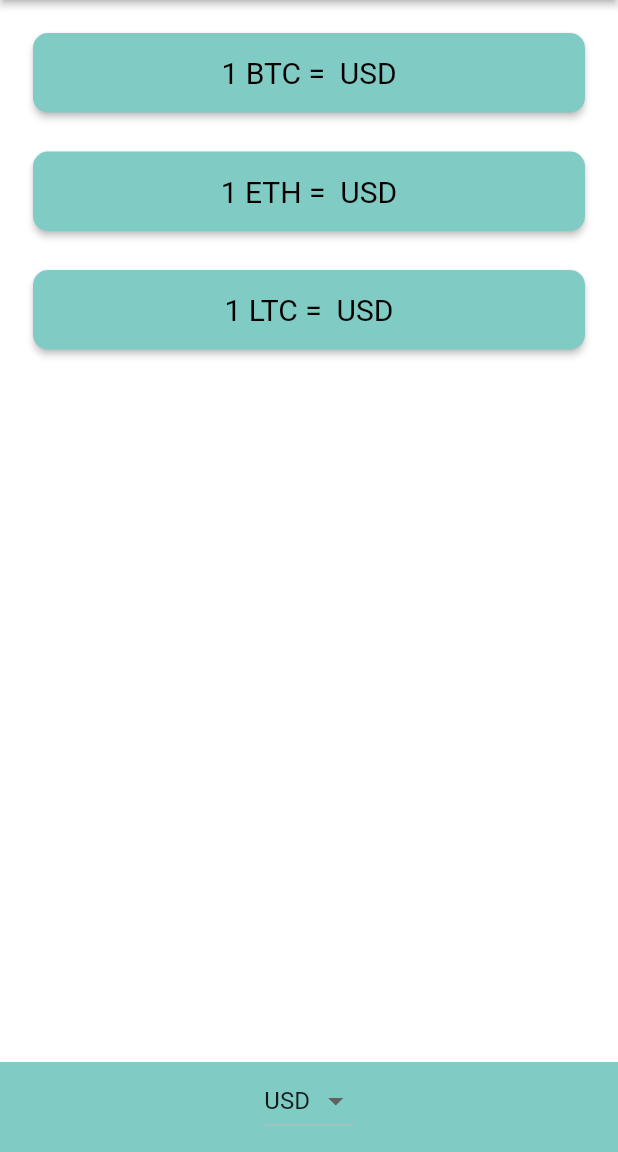
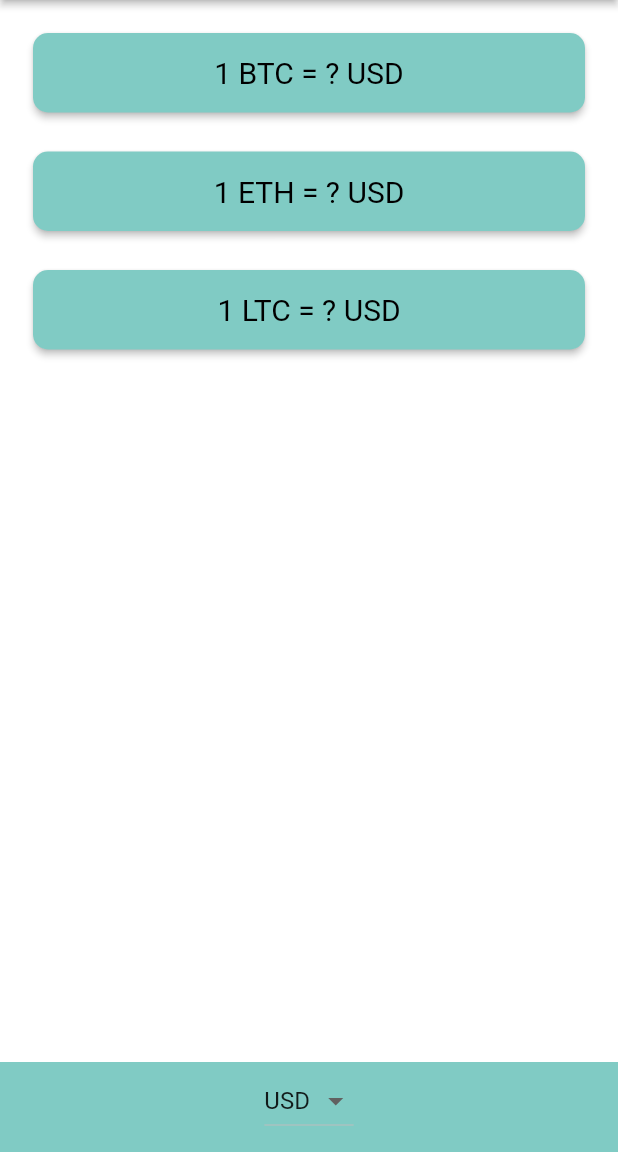
Before and after one commit to Dhiraj320/Bitcoin_ticker, a Flutter app: the screen it shows after launch, on a phone screen of 412 x 824 dp, the part 84-1236 px from its top. Run offline on Flutter 3.47's test engine with Material 2 defaults, Android fonts, the phone set to English and light mode, and no system bars; network calls fail.

```diff
--- a/lib/price_screen.dart
+++ b/lib/price_screen.dart
@@ -82,7 +82,7 @@ class _PriceScreenState extends State<PriceScreen> {
         CryptoCard(
           cryptoCurrency: crypto,
           selectedCurrency: selectedCurrency,
-          value: '',
+          value: isWaiting ? '?' : coinValues[crypto],
         ),
       );
     }
```
